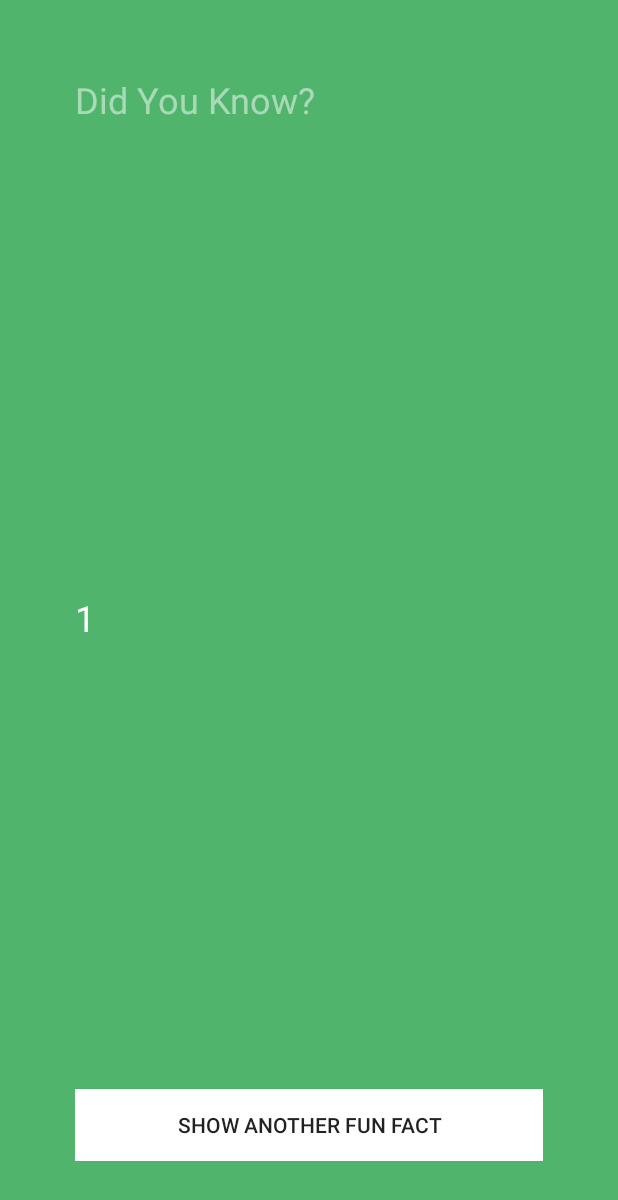
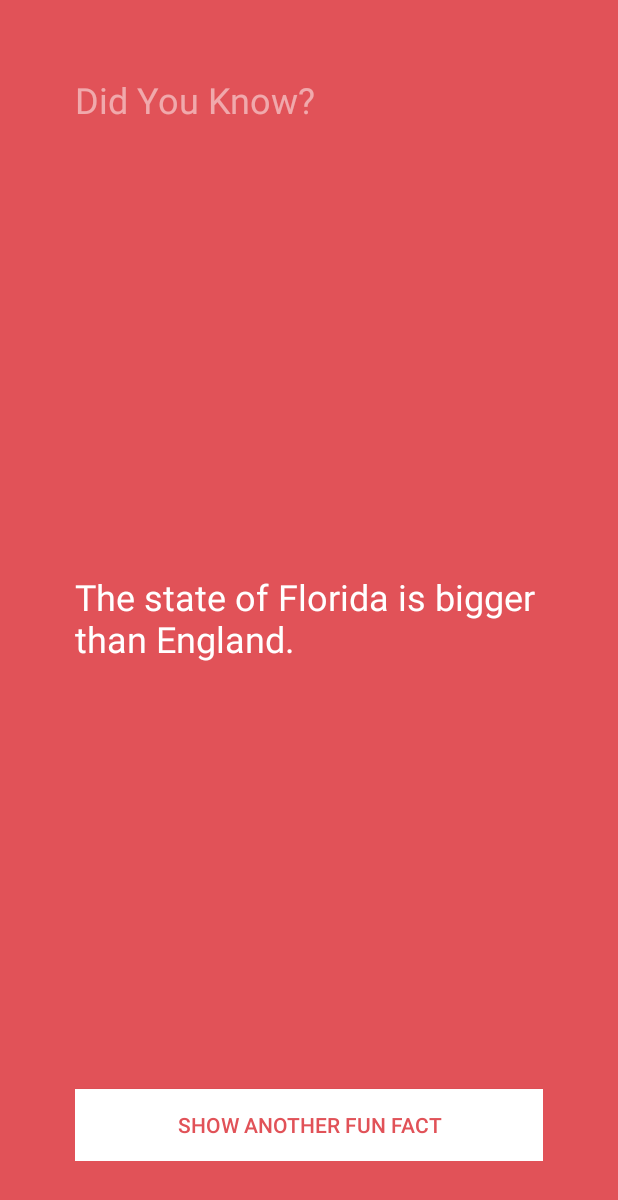
Before and after one commit to DennyScott/funfacts_th, an Android app: the screen it shows after launch (FunFactsActivity), after a tap on "SHOW ANOTHER FUN FACT", on a phone screen of 412 x 824 dp. Shown: the top 1200 px of the screen. Run offline under Robolectric (Android 15) with nearby library versions, the phone set to English and light mode, and no system bars.

Commit message:
Completed course

```diff
--- /dev/null
+++ b/app/src/main/java/com/denny/funfacts/ColorWheel.java
@@ -0,0 +1,37 @@
+package com.denny.funfacts;
+
+import android.graphics.Color;
+
+import java.util.Random;
+
+/**
+ * Created by denny on 14-12-09.
+ */
+public class ColorWheel {
+    //Member Variables
+    public String[] mColors = {
+            "#39add1", // light blue
+            "#3079ab", // dark blue
+            "#c25975", // mauve
+            "#e15258", // red
+            "#f9845b", // orange
+            "#838cc7", // lavender
+            "#7d669e", // purple
+            "#53bbb4", // aqua
+            "#51b46d", // green
+            "#e0ab18", // mustard
+            "#637a91", // dark gray
+            "#f092b0", // pink
+            "#b7c0c7"  // light gray
+    };
+
+    //Mehtods
+    public int getColor(){
+
+
+        //Randomly select a fact
+        Random randomGenerator = new Random(); //Construct a new Random Number Generator
+        int randomNumber = randomGenerator.nextInt(mColors.length);
+        return Color.parseColor(mColors[randomNumber]);
+    }
+}
--- /dev/null
+++ b/app/src/main/java/com/denny/funfacts/FactBook.java
@@ -0,0 +1,33 @@
+package com.denny.funfacts;
+
+import java.util.Random;
+
+/**
+ * Created by denny on 14-12-09.
+ */
+public class FactBook {
+
+    //Member Variables
+    public String[] mFacts = {
+            "Ants stretch when they wake up in the morning.",
+            "Ostriches can run faster than horses.",
+            "Olympic gold medals are actually made mostly of silver.",
+            "You are born with 300 bones; by the time you are an adult you will have 206.",
+            "It takes about 8 minutes for light from the Sun to reach Earth.",
+            "Some bamboo plants can grow almost a meter in just one day.",
+            "The state of Florida is bigger than England.",
+            "Some penguins can leap 2-3 meters out of the water.",
+            "On average, it takes 66 days to form a new habit.",
+            "Mammoths still walked the earth when the Great Pyramid was being built."
+    };
+
+    //Mehtods
+    public String getFact(){
+
+
+        //Randomly select a fact
+        Random randomGenerator = new Random(); //Construct a new Random Number Generator
+        int randomNumber = randomGenerator.nextInt(mFacts.length);
+        return mFacts[randomNumber];
+    }
+}
--- a/app/src/main/java/com/denny/funfacts/FunFactsActivity.java
+++ b/app/src/main/java/com/denny/funfacts/FunFactsActivity.java
@@ -1,65 +1,47 @@
 package com.denny.funfacts;
 
 import android.content.DialogInterface;
+import android.graphics.Color;
 import android.support.v7.app.ActionBarActivity;
 import android.os.Bundle;
 import android.view.Menu;
 import android.view.MenuItem;
 import android.view.View;
 import android.widget.Button;
+import android.widget.RelativeLayout;
 import android.widget.TextView;
+import android.widget.Toast;
 
 import java.util.Random;
 
 public class FunFactsActivity extends ActionBarActivity {
-
+    private FactBook mFactBook = new FactBook();
+    private ColorWheel mColorWheel = new ColorWheel();
     @Override
     protected void onCreate(Bundle savedInstanceState) {
+
         super.onCreate(savedInstanceState);
         setContentView(R.layout.activity_fun_facts);
 
         // Declare our View variables, and assign the Views from the layout file
         final TextView factLabel = (TextView)findViewById(R.id.factTextView);
-        Button showFactButton = (Button)findViewById(R.id.showFactButton);
+        final Button showFactButton = (Button)findViewById(R.id.showFactButton);
+        final RelativeLayout relativeLayout = (RelativeLayout)findViewById(R.id.relativeLayout);
 
         View.OnClickListener listener = new View.OnClickListener() {
             @Override
             public void onClick(View view){
-                // The button was clicked, so update the fact label with a new fact
-                String fact = "";
 
-                //Randomly select a fact
-                Random randomGenerator = new Random(); //Construct a new Random Number Generator
-                int randomNumber = randomGenerator.nextInt(3);
-                fact = randomNumber + "";
 
                 //Update the label with our dynamic fact
-                factLabel.setText(fact);
+                factLabel.setText(mFactBook.getFact());
+                int color = mColorWheel.getColor();
+                relativeLayout.setBackgroundColor(color);
+                showFactButton.setTextColor(color);
             }
         };
         showFactButton.setOnClickListener(listener);
-    }
 
-
-    @Override
-    public boolean onCreateOptionsMenu(Menu menu) {
-        // Inflate the menu; this adds items to the action bar if it is present.
-        getMenuInflater().inflate(R.menu.menu_fun_facts, menu);
-        return true;
-    }
-
-    @Override
-    public boolean onOptionsItemSelected(MenuItem item) {
-        // Handle action bar item clicks here. The action bar will
-        // automatically handle clicks on the Home/Up button, so long
-        // as you specify a parent activity in AndroidManifest.xml.
-        int id = item.getItemId();
-
-        //noinspection SimplifiableIfStatement
-        if (id == R.id.action_settings) {
-            return true;
-        }
-
-        return super.onOptionsItemSelected(item);
+        Toast.makeText(this, "Yay! Our Activity was created!", Toast.LENGTH_LONG).show();
     }
 }
--- a/app/src/main/res/layout/activity_fun_facts.xml
+++ b/app/src/main/res/layout/activity_fun_facts.xml
@@ -4,7 +4,8 @@
     android:paddingRight="@dimen/activity_horizontal_margin"
     android:paddingTop="@dimen/activity_vertical_margin"
     android:paddingBottom="@dimen/activity_vertical_margin" tools:context=".FunFactsActivity"
-    android:background="#ff51b46d">
+    android:background="#ff51b46d"
+    android:id="@+id/relativeLayout">
 
     <TextView android:text="@string/did_you_know" android:layout_width="wrap_content"
         android:layout_height="wrap_content"
@@ -29,6 +30,7 @@
         android:id="@+id/showFactButton"
         android:layout_alignParentBottom="true"
         android:layout_centerHorizontal="true"
-        android:background="@android:color/white" />
+        android:background="@android:color/white"
+        android:textColor="#ff51b46d" />
 
 </RelativeLayout>
```
